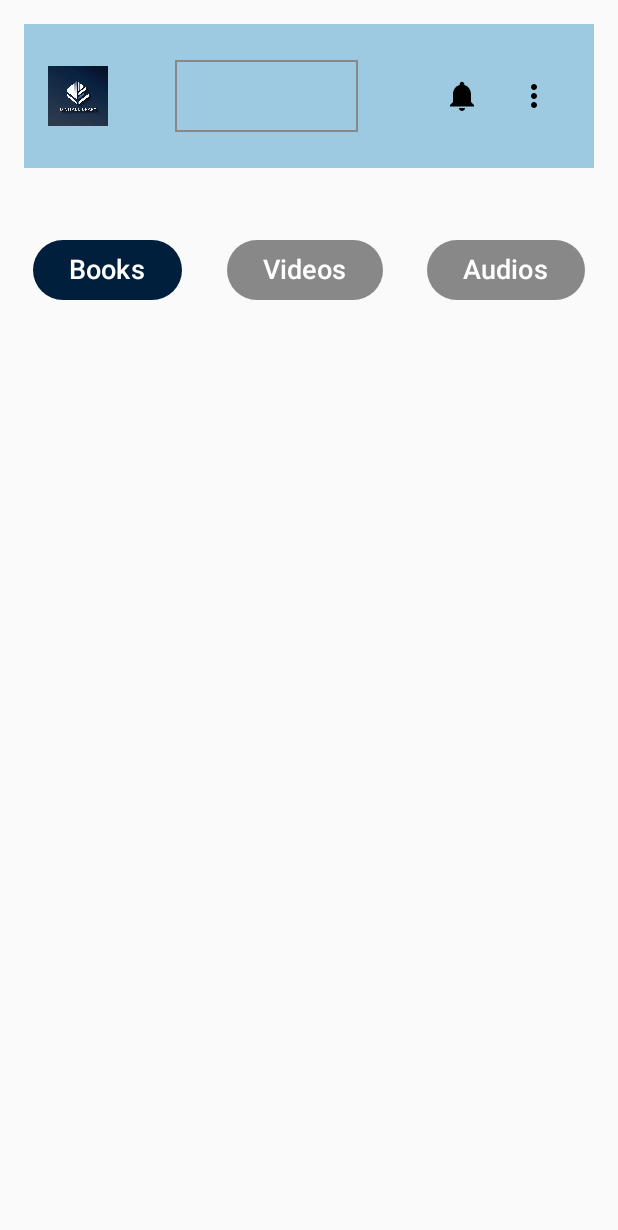
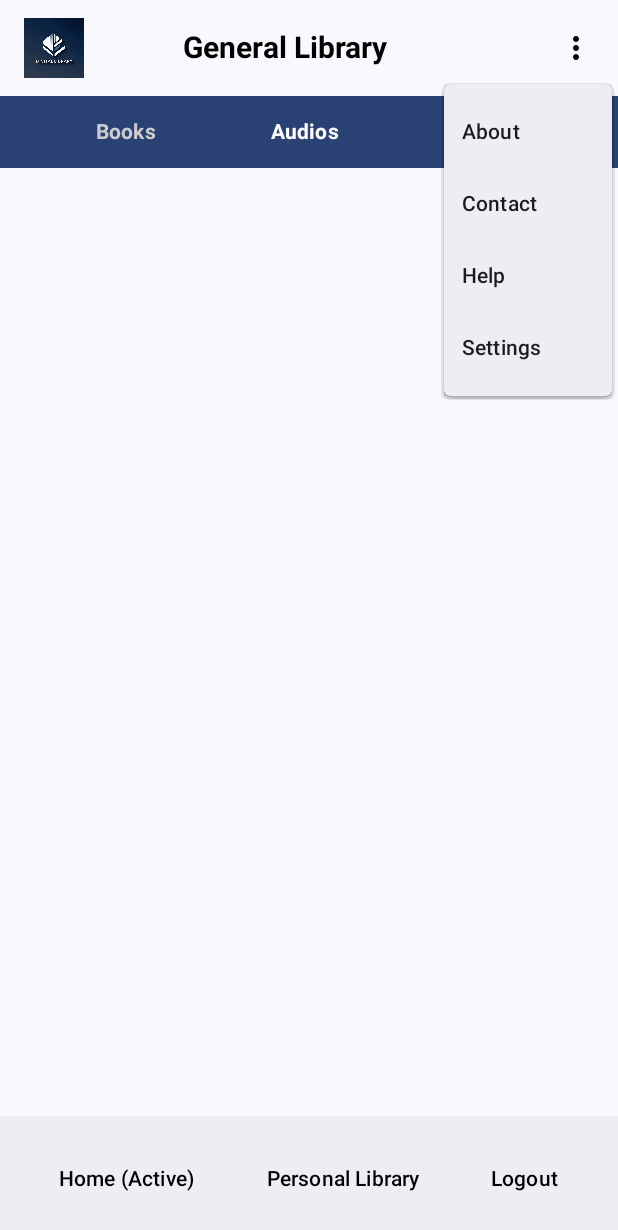
Before and after one commit to Michael-Success/Digital_Library, an Android app built with Jetpack Compose: the GeneralHomeScreen screen opened through its navigation route, after a tap on "Menu", on a phone screen of 412 x 824 dp. Shown: the top 1230 px of the screen. Run offline under Robolectric (Android 15) with nearby library versions, the light colour scheme and no system bars; our stand-ins replace Firebase (no records; nobody signed in at launch, a user with empty details on screens opened directly); 1 statement that could not run was skipped; 2 other taps on this screen came first.

Commit message:
second commit

```diff
--- a/app/src/main/java/com/example/digitalshelf/models/resource.kt
+++ b/app/src/main/java/com/example/digitalshelf/models/resource.kt
@@ -1,9 +1,9 @@
 package com.example.digitalshelf.models
-
 
 data class Resource(
     val name: String = "",
     val description: String = "",
     val url: String = "",
-    val fileType: String = ""
+    val fileType: String = "",
+    var id:String=""
 )
--- a/app/src/main/java/com/example/digitalshelf/navigation/AppNavHost.kt
+++ b/app/src/main/java/com/example/digitalshelf/navigation/AppNavHost.kt
@@ -5,17 +5,16 @@ import androidx.navigation.NavHostController
 import androidx.navigation.compose.NavHost
 import androidx.navigation.compose.composable
 import com.example.digitalshelf.ui.theme.screens.Home.Home
+import com.example.digitalshelf.ui.theme.screens.about.AboutScreen
 import com.example.digitalshelf.ui.theme.screens.admin.AdminDashboardScreen
+import com.example.digitalshelf.ui.theme.screens.contact.ContactScreen
 import com.example.digitalshelf.ui.theme.screens.generalhomescreen.GeneralHomeScreen
 import com.example.digitalshelf.ui.theme.screens.login.LoginScreen
 import com.example.digitalshelf.ui.theme.screens.signup.SignUpScreen
+import com.example.digitalshelf.ui.theme.screens.help.HelpScreen
+import com.example.digitalshelf.ui.theme.screens.personallibrary.PersonalLibraryScreen
+import com.example.digitalshelf.ui.theme.screens.settings.SettingsScreen
 
-//// Define your route constants here
-//const val ROUTE_HOME = "home"
-//const val ROUTE_SIGNUP = "signup"
-//const val ROUTE_LOGIN = "login"
-//const val ROUTE_ADMIN_DASHBOARD = "admin_dashboard"
-//const val ROUTE_GENERAL_HOME = "general_home"
 
 @Composable
 fun AppNavHost(navController: NavHostController) {
@@ -46,7 +45,7 @@ fun AppNavHost(navController: NavHostController) {
         // Login Page
         composable(ROUTE_LOGIN) {
             LoginScreen(
-                navController = navController, // Pass navController to LoginScreen
+                navController = navController,
                 onLoginSuccess = { userRole ->
                     if (userRole == "admin") {
                         navController.navigate(ROUTE_ADMIN_DASHBOARD) // Navigate to Admin Dashboard
@@ -57,10 +56,32 @@ fun AppNavHost(navController: NavHostController) {
             )
         }
 
-        composable(ROUTE_GENERAL_HOME){
+        // General Home Page
+        composable(ROUTE_GENERAL_HOME) {
             GeneralHomeScreen(navController)
         }
 
-        // Add General Home or any other screens here as needed
+        // About Screen
+        composable(ROUTE_ABOUT_SCREEN) {
+            AboutScreen(navController)
+        }
+
+        // Contact Screen
+        composable(ROUTE_CONTACT_SCREEN) {
+            ContactScreen(navController)
+        }
+
+        // Help Screen
+        composable(ROUTE_HELP_SCREEN) {
+            HelpScreen(navController)
+        }
+
+        // Settings Screen
+        composable(ROUTE_SETTINGS_SCREEN) {
+            SettingsScreen(navController)
+        }
+        composable(ROUTE_PERSONAL_LIBRARY) {
+            PersonalLibraryScreen(navController)
+        }
     }
 }
--- a/app/src/main/java/com/example/digitalshelf/navigation/Routes.kt
+++ b/app/src/main/java/com/example/digitalshelf/navigation/Routes.kt
@@ -6,5 +6,8 @@ const val ROUTE_SIGNUP = "signup"
 const val ROUTE_LOGIN = "login"
 const val ROUTE_ADMIN_DASHBOARD = "admin_dashboard"
 const val ROUTE_GENERAL_HOME = "general_home"
-const val ROUTE_PERSONAL_LIBRARY = "personal_home"
-const val ROUTE_SETTINGS = "settings"
+const val ROUTE_PERSONAL_LIBRARY = "personal_library"
+const val ROUTE_ABOUT_SCREEN = "about_screen"
+const val ROUTE_CONTACT_SCREEN = "contact_screen"
+const val ROUTE_HELP_SCREEN = "help_screen"
+const val ROUTE_SETTINGS_SCREEN = "settings_screen"
--- a/app/src/main/java/com/example/digitalshelf/ui/theme/screens/generalhomescreen/generalhomescreen.kt
+++ b/app/src/main/java/com/example/digitalshelf/ui/theme/screens/generalhomescreen/generalhomescreen.kt
@@ -1,195 +1,239 @@
 package com.example.digitalshelf.ui.theme.screens.generalhomescreen
 
+import android.annotation.SuppressLint
 import android.widget.Toast
 import androidx.compose.foundation.Image
 import androidx.compose.foundation.background
-import androidx.compose.foundation.border
 import androidx.compose.foundation.layout.*
-import androidx.compose.foundation.text.BasicTextField
+import androidx.compose.foundation.lazy.LazyColumn
+import androidx.compose.foundation.lazy.items
+import androidx.compose.foundation.shape.CircleShape
+import androidx.compose.foundation.shape.RoundedCornerShape
 import androidx.compose.foundation.text.KeyboardActions
 import androidx.compose.foundation.text.KeyboardOptions
 import androidx.compose.material.icons.Icons
-import androidx.compose.material.icons.filled.MoreVert
-import androidx.compose.material.icons.filled.Notifications
+import androidx.compose.material.icons.filled.*
 import androidx.compose.material3.*
 import androidx.compose.runtime.*
 import androidx.compose.ui.Alignment
 import androidx.compose.ui.Modifier
 import androidx.compose.ui.graphics.Color
+import androidx.compose.ui.platform.LocalContext
 import androidx.compose.ui.res.painterResource
+import androidx.compose.ui.text.font.FontWeight
 import androidx.compose.ui.text.input.ImeAction
 import androidx.compose.ui.unit.dp
 import androidx.compose.ui.unit.sp
+import androidx.lifecycle.viewmodel.compose.viewModel
 import androidx.navigation.NavHostController
+import com.example.digitalshelf.R
+import com.example.digitalshelf.navigation.ROUTE_ABOUT_SCREEN
+import com.example.digitalshelf.navigation.ROUTE_CONTACT_SCREEN
+import com.example.digitalshelf.navigation.ROUTE_HELP_SCREEN
 import com.example.digitalshelf.navigation.ROUTE_PERSONAL_LIBRARY
-import com.example.digitalshelf.navigation.ROUTE_SETTINGS
-import com.google.firebase.database.DatabaseReference
-import com.google.firebase.database.FirebaseDatabase
-import com.google.firebase.database.ktx.getValue
-import androidx.compose.ui.platform.LocalContext
-import com.example.digitalshelf.R
+import com.example.digitalshelf.navigation.ROUTE_SETTINGS_SCREEN
+import com.example.digitalshelf.viewmodels.GeneralHomeViewModel
 
-// Lighter background for the TopBar and Footer
-val LightBlue = Color(0xFF9ECAE1) // Lighter Blue color for TopBar
-val DarkNavyBlue = Color(0xFF001F3D) // Dark Navy Blue for buttons and footer
 
+@SuppressLint("UnusedMaterial3ScaffoldPaddingParameter")
+@OptIn(ExperimentalMaterial3Api::class)
 @Composable
-fun GeneralHomeScreen(navController: NavHostController) {
-    var selectedTab by remember { mutableStateOf("Books") }
-    var resources by remember { mutableStateOf<List<String>>(listOf()) }
-    var searchQuery by remember { mutableStateOf("") }
+fun GeneralHomeScreen(navController: NavHostController, viewModel: GeneralHomeViewModel = viewModel()) {
+    val selectedTab by viewModel.selectedTab.collectAsState()
+    val resources by viewModel.resources.collectAsState()
 
-    // Fetch resources from Firebase
-    val context = LocalContext.current // Get context for Toast
-    val database: DatabaseReference = FirebaseDatabase.getInstance().getReference("resources")
+    var expanded by remember { mutableStateOf(false) } // For the menu dropdown
 
-    LaunchedEffect(selectedTab) {
-        fetchResources(database, selectedTab, context) { newResources ->
-            resources = newResources
+    Scaffold(
+        topBar = {
+            TopAppBar(
+                modifier = Modifier.background(MaterialTheme.colorScheme.primary),
+                title = {
+                    Box(
+                        modifier = Modifier.fillMaxWidth(),
+                        contentAlignment = Alignment.Center
+                    ) {
+                        Row(
+                            modifier = Modifier.fillMaxWidth(),
+                            verticalAlignment = Alignment.CenterVertically
+                        ) {
+                            Image(
+                                painter = painterResource(id = R.drawable.applogo),
+                                contentDescription = "App Logo",
+                                modifier = Modifier.size(40.dp)
+                            )
+                            // No need for Spacer, the logo is already on the left
+                        }
+                        // Text is centered in the Box
+                        Text(
+                            text = "General Library",
+                            fontSize = 20.sp,
+                            fontWeight = FontWeight.Bold,
+                            color = Color.Black,
+                            modifier = Modifier.align(Alignment.Center) // Center the text
+                        )
+                    }
+                },
+                actions = {
+                    IconButton(onClick = { expanded = true }) {
+                        Icon(Icons.Filled.MoreVert, contentDescription = "Menu", tint = Color.Black)
+                    }
+                    DropdownMenu(
+                        expanded = expanded,
+                        onDismissRequest = { expanded = false }
+                    ) {
+                        DropdownMenuItem(
+                            text = { Text("About") },
+                            onClick = {
+                                expanded = false
+                                navController.navigate(ROUTE_ABOUT_SCREEN)
+                            }
+                        )
+                        DropdownMenuItem(
+                            text = { Text("Contact") },
+                            onClick = {
+                                expanded = false
+                                navController.navigate(ROUTE_CONTACT_SCREEN)
+                            }
+                        )
+                        DropdownMenuItem(
+                            text = { Text("Help") },
+                            onClick = {
+                                expanded = false
+                                navController.navigate(ROUTE_HELP_SCREEN)
+                            }
+                        )
+                        DropdownMenuItem(
+                            text = { Text("Settings") },
+                            onClick = {
+                                expanded = false
+                                navController.navigate(ROUTE_SETTINGS_SCREEN)
+                            }
+                        )
+                    }
+                }
+            )
+        },
+        bottomBar = {
+            BottomAppBar {
+                Row(
+                    modifier = Modifier.fillMaxWidth(),
+                    horizontalArrangement = Arrangement.SpaceEvenly
+                ) {
+                    TextButton(onClick = { /* Home */ }) { Text("Home (Active)", color = Color.Black) }
+                    TextButton(onClick = { navController.navigate(ROUTE_PERSONAL_LIBRARY) }) {
+                        Text("Personal Library", color = Color.Black)
+                    }
+                    TextButton(onClick = { /* Logout */ }) { Text("Logout", color = Color.Black) }
+                }
+            }
+        },
+        content = { paddingValues ->
+            Column(
+                modifier = Modifier
+                    .fillMaxSize()
+                    .padding(paddingValues)
+            ) {
+                CategoryTabs(selectedTab = selectedTab, onTabSelected = { viewModel.updateSelectedTab(it) })
+                Spacer(modifier = Modifier.height(16.dp))
+                LazyColumn(
+                    modifier = Modifier.fillMaxSize(),
+                    contentPadding = PaddingValues(16.dp),
+                    verticalArrangement = Arrangement.spacedBy(16.dp)
+                ) {
+                    items(resources) { resource -> ResourceCard(resource) }
+                }
+            }
         }
-    }
+    )
+}
 
-    Box(modifier = Modifier.fillMaxSize()) {
-        Column(modifier = Modifier.fillMaxSize()) {
-            // Top Bar
-            TopBar(navController)
 
-            Spacer(modifier = Modifier.height(20.dp))
-
-            // Tab Selection
-            TabBar(selectedTab) { newTab ->
-                selectedTab = newTab
-            }
-
-            Spacer(modifier = Modifier.height(20.dp))
-
-            // Resources Display
-            ResourcesList(resources)
-
-            // Footer
-            Spacer(modifier = Modifier.weight(1f)) // Push footer to bottom
-            Footer(navController)
-        }
-    }
+@OptIn(ExperimentalMaterial3Api::class)
+@Composable
+fun SearchBar(query: String, onSearchQueryChange: (String) -> Unit) {
+    OutlinedTextField(
+        value = query,
+        onValueChange = onSearchQueryChange,
+        placeholder = { Text("Search for resources...") },
+        leadingIcon = { Icon(Icons.Filled.Search, contentDescription = null) },
+        modifier = Modifier
+            .fillMaxWidth()
+            .background(Color.White, RoundedCornerShape(8.dp)),
+        shape = RoundedCornerShape(8.dp),
+        colors = TextFieldDefaults.outlinedTextFieldColors(
+            focusedBorderColor = MaterialTheme.colorScheme.primary,
+            unfocusedBorderColor = Color.Gray
+        )
+    )
 }
 
 @Composable
-fun TopBar(navController: NavHostController) {
-    Box(
+fun CategoryTabs(selectedTab: String, onTabSelected: (String) -> Unit) {
+    Row(
         modifier = Modifier
             .fillMaxWidth()
-            .padding(16.dp)
-            .background(LightBlue) // Set background color for TopBar
+            .background(MaterialTheme.colorScheme.primary),
+        horizontalArrangement = Arrangement.SpaceEvenly
     ) {
-        Row(
-            modifier = Modifier
-                .fillMaxWidth()
-                .padding(16.dp),
-            horizontalArrangement = Arrangement.SpaceBetween,
-            verticalAlignment = Alignment.CenterVertically
-        ) {
-            // App logo (replace "R.drawable.logo" with your actual resource)
-            Image(
-                painter = painterResource(id = R.drawable.applogo),
-                contentDescription = "App Logo",
-                modifier = Modifier.size(40.dp) // Set size for logo
-            )
-
-            // Search Bar in the center
-            Spacer(modifier = Modifier.weight(1f)) // Pushes the search bar to the center
-            SearchBar(query = "") { /* Implement search query handling */ }
-            Spacer(modifier = Modifier.weight(1f)) // Pushes the search bar to the center
-
-            // Icons (Notifications, Menu)
-            Row {
-                IconButton(onClick = { /* Handle notifications */ }) {
-                    Icon(Icons.Default.Notifications, contentDescription = "Notifications")
-                }
-                IconButton(onClick = { navController.navigate(ROUTE_SETTINGS) }) {
-                    Icon(Icons.Default.MoreVert, contentDescription = "Menu")
-                }
+        listOf("Books", "Audios", "Videos").forEach { tab ->
+            TextButton(
+                onClick = { onTabSelected(tab) },
+                colors = ButtonDefaults.textButtonColors(
+                    contentColor = if (selectedTab == tab) Color.White else Color.LightGray
+                )
+            ) {
+                Text(text = tab, fontWeight = FontWeight.Bold)
             }
         }
     }
 }
 
 @Composable
-fun SearchBar(query: String, onSearchQueryChange: (String) -> Unit) {
-    BasicTextField(
-        value = query,
-        onValueChange = onSearchQueryChange,
-        keyboardOptions = KeyboardOptions.Default.copy(
-            imeAction = ImeAction.Search
-        ),
-        keyboardActions = KeyboardActions(
-            onSearch = {
-                // Implement search action
+fun ResourceCard(resource: String) {
+    Card(
+        modifier = Modifier
+            .fillMaxWidth()
+            .background(Color.White),
+        shape = RoundedCornerShape(16.dp),
+        elevation = CardDefaults.elevatedCardElevation(defaultElevation = 8.dp)
+    ) {
+        Column(
+            modifier = Modifier
+                .padding(16.dp)
+                .fillMaxWidth()
+        ) {
+            Box(
+                modifier = Modifier
+                    .fillMaxWidth()
+                    .height(180.dp)
+                    .background(Color.Gray),
+                contentAlignment = Alignment.Center
+            ) {
+                Text("Image Placeholder", color = Color.White)
             }
-        ),
-        modifier = Modifier
-            .fillMaxWidth(0.5f) // Narrow the width for centering
-            .padding(horizontal = 16.dp, vertical = 8.dp)
-            .border(1.dp, Color.Gray)
-            .padding(16.dp)
-    )
-}
-
-@Composable
-fun TabBar(selectedTab: String, onTabSelected: (String) -> Unit) {
-    Row(modifier = Modifier.fillMaxWidth(), horizontalArrangement = Arrangement.SpaceEvenly) {
-        listOf("Books", "Videos", "Audios").forEach { tab ->
+            Spacer(modifier = Modifier.height(8.dp))
+            Text(
+                text = resource,
+                fontSize = 18.sp,
+                fontWeight = FontWeight.Bold,
+                color = MaterialTheme.colorScheme.primary
+            )
+            Text(
+                text = "Description of $resource",
+                fontSize = 14.sp,
+                color = Color.Gray
+            )
+            Spacer(modifier = Modifier.height(8.dp))
             Button(
-                onClick = { onTabSelected(tab) },
-                modifier = Modifier.padding(8.dp),
+                onClick = { /* Handle download action */ },
+                modifier = Modifier.align(Alignment.End),
                 colors = ButtonDefaults.buttonColors(
-                    containerColor = if (selectedTab == tab) DarkNavyBlue else Color.Gray,
-                    contentColor = Color.White
+                    containerColor = MaterialTheme.colorScheme.primary
                 )
             ) {
-                Text(text = tab, fontSize = 18.sp)
+                Text("Download")
             }
         }
     }
 }
-
-@Composable
-fun ResourcesList(resources: List<String>) {
-    Column(modifier = Modifier.fillMaxSize().padding(16.dp)) {
-        resources.forEach { resource ->
-            Text(text = resource)
-            Spacer(modifier = Modifier.height(8.dp))
-        }
-    }
-}
-
-@Composable
-fun Footer(navController: NavHostController) {
-    Row(
-        modifier = Modifier
-            .fillMaxWidth()
-            .padding(16.dp)
-            .background(DarkNavyBlue), // Set background color for footer
-        horizontalArrangement = Arrangement.SpaceEvenly,
-        verticalAlignment = Alignment.CenterVertically
-    ) {
-        TextButton(onClick = { /* Handle Home action */ }) {
-            Text(text = "Home", color = Color.White)
-        }
-        TextButton(onClick = { navController.navigate(ROUTE_PERSONAL_LIBRARY) }) {
-            Text(text = "Personal Library", color = Color.White)
-        }
-        TextButton(onClick = { /* Handle Logout action */ }) {
-            Text(text = "Logout", color = Color.White)
-        }
-    }
-}
-
-fun fetchResources(database: DatabaseReference, selectedTab: String, context: android.content.Context, onResult: (List<String>) -> Unit) {
-    // Fetch resources based on selected tab
-    database.child(selectedTab).get().addOnSuccessListener { snapshot ->
-        val resources = snapshot.children.mapNotNull { it.getValue<String>() }
-        onResult(resources)
-    }.addOnFailureListener {
-        Toast.makeText(context, "Error fetching data", Toast.LENGTH_SHORT).show()
-    }
-}
--- a/app/src/main/java/com/example/digitalshelf/viewmodels/GeneralHomeViewModel.kt
+++ b/app/src/main/java/com/example/digitalshelf/viewmodels/GeneralHomeViewModel.kt
@@ -1 +1,46 @@
 package com.example.digitalshelf.viewmodels
+
+
+
+import android.content.Context
+import androidx.lifecycle.ViewModel
+import androidx.lifecycle.viewModelScope
+import com.google.firebase.database.DatabaseReference
+import com.google.firebase.database.FirebaseDatabase
+import kotlinx.coroutines.flow.MutableStateFlow
+import kotlinx.coroutines.flow.StateFlow
+import kotlinx.coroutines.launch
+
+
+
+class GeneralHomeViewModel : ViewModel() {
+
+    // Firebase database reference
+    private val database: DatabaseReference = FirebaseDatabase.getInstance().reference
+
+    // StateFlow for the selected tab
+    private val _selectedTab = MutableStateFlow("Books")
+    val selectedTab: StateFlow<String> = _selectedTab
+
+    // StateFlow for the resources list
+    private val _resources = MutableStateFlow<List<String>>(emptyList())
+    val resources: StateFlow<List<String>> = _resources
+
+    // Function to update the selected tab
+    fun updateSelectedTab(tab: String) {
+        _selectedTab.value = tab
+        fetchResources(tab) // Automatically fetch resources when the tab changes
+    }
+
+    // Function to fetch resources from Firebase
+    fun fetchResources(tab: String) {
+        viewModelScope.launch {
+            database.child("resources").child(tab).get().addOnSuccessListener { snapshot ->
+                val newResources = snapshot.children.mapNotNull { it.getValue(String::class.java) }
+                _resources.value = newResources
+            }.addOnFailureListener {
+                _resources.value = listOf("Error fetching resources")
+            }
+        }
+    }
+}
```
Also changed, not shown: app/src/main/java/com/example/digitalshelf/ui/theme/screens/about/about.kt (added, +34 -0 lines), app/src/main/java/com/example/digitalshelf/ui/theme/screens/admin/AdminDashboardScreen.kt (+22 -60 lines), app/src/main/java/com/example/digitalshelf/ui/theme/screens/contact/contact.kt (added, +35 -0 lines), app/src/main/java/com/example/digitalshelf/ui/theme/screens/help/help.kt (added, +33 -0 lines), app/src/main/java/com/example/digitalshelf/ui/theme/screens/login/LoginScreen.kt (+16 -3 lines), app/src/main/java/com/example/digitalshelf/ui/theme/screens/personallibrary/personallibrary.kt (added, +11 -0 lines), app/src/main/java/com/example/digitalshelf/ui/theme/screens/settings/settings.kt (added, +33 -0 lines), app/src/main/java/com/example/digitalshelf/ui/theme/screens/signup/SignUpScreen.kt (+14 -1 lines), app/src/main/java/com/example/digitalshelf/viewmodels/AdminViewModel.kt (+9 -7 lines).
